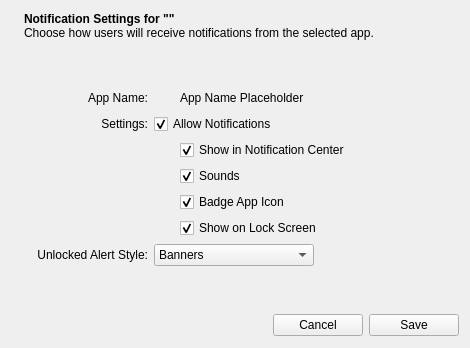
The window that FWAdminLib/Configurator/FindAppForm.ui (fw-dev/translations) describes before a commit, drawn with Qt 5.
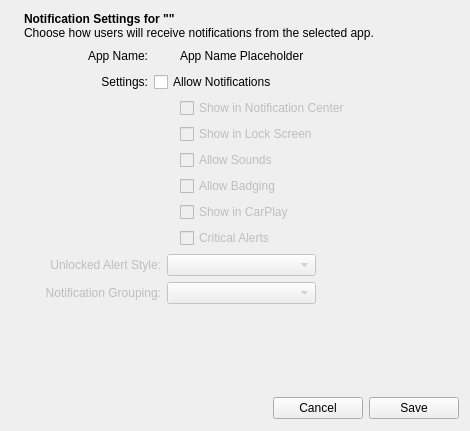
The same window after the commit. The open tabs and pages were chosen to show the change. Icons and pictures are not drawn. Custom widgets are drawn as their Qt base class.

The edit to the form file:
```diff
--- a/FWAdminLib/Configurator/FindAppForm.ui
+++ b/FWAdminLib/Configurator/FindAppForm.ui
@@ -7,7 +7,7 @@
     <x>0</x>
     <y>0</y>
     <width>470</width>
-    <height>348</height>
+    <height>431</height>
    </rect>
   </property>
   <property name="sizePolicy">
@@ -234,7 +234,17 @@
        <property name="bottomMargin">
         <number>0</number>
        </property>
-       <item row="10" column="0" colspan="4">
+       <item row="1" column="0">
+        <widget class="QLabel" name="labelAppName">
+         <property name="text">
+          <string>App Name:</string>
+         </property>
+         <property name="alignment">
+          <set>Qt::AlignRight|Qt::AlignTrailing|Qt::AlignVCenter</set>
+         </property>
+        </widget>
+       </item>
+       <item row="11" column="0" colspan="4">
         <layout class="QHBoxLayout" name="horizontalLayout_5">
          <item>
           <spacer name="horizontalSpacer_3">
@@ -342,142 +352,11 @@
          </item>
         </layout>
        </item>
-       <item row="3" column="0">
-        <widget class="QLabel" name="labelSettings">
-         <property name="text">
-          <string>Settings:</string>
-         </property>
-         <property name="alignment">
-          <set>Qt::AlignRight|Qt::AlignTrailing|Qt::AlignVCenter</set>
-         </property>
-        </widget>
-       </item>
-       <item row="9" column="0">
-        <spacer name="verticalSpacer_2">
-         <property name="orientation">
-          <enum>Qt::Vertical</enum>
-         </property>
-         <property name="sizeHint" stdset="0">
-          <size>
-           <width>20</width>
-           <height>40</height>
-          </size>
-         </property>
-        </spacer>
-       </item>
-       <item row="2" column="1">
-        <widget class="QLabel" name="labelAppIcon">
-         <property name="minimumSize">
-          <size>
-           <width>20</width>
-           <height>20</height>
-          </size>
-         </property>
-         <property name="maximumSize">
-          <size>
-           <width>20</width>
-           <height>20</height>
-          </size>
-         </property>
-         <property name="text">
-          <string/>
-         </property>
-         <property name="scaledContents">
-          <bool>true</bool>
-         </property>
-        </widget>
-       </item>
-       <item row="3" column="1" colspan="2">
-        <widget class="QCheckBox" name="checkBoxAllowNotifications">
-         <property name="text">
-          <string>Allow Notifications</string>
-         </property>
-         <property name="checked">
-          <bool>true</bool>
-         </property>
-        </widget>
-       </item>
-       <item row="8" column="1" colspan="2">
-        <widget class="QComboBox" name="comboAlertStyle">
-         <property name="sizePolicy">
-          <sizepolicy hsizetype="Fixed" vsizetype="Fixed">
-           <horstretch>0</horstretch>
-           <verstretch>0</verstretch>
-          </sizepolicy>
-         </property>
-         <property name="minimumSize">
-          <size>
-           <width>160</width>
-           <height>0</height>
-          </size>
-         </property>
-         <property name="currentIndex">
-          <number>1</number>
-         </property>
-         <property name="maxVisibleItems">
-          <number>10</number>
-         </property>
-         <property name="sizeAdjustPolicy">
-          <enum>QComboBox::AdjustToContents</enum>
-         </property>
-         <item>
-          <property name="text">
-           <string>None</string>
-          </property>
-         </item>
-         <item>
-          <property name="text">
-           <string>Banners</string>
-          </property>
-         </item>
-         <item>
-          <property name="text">
-           <string>Alerts</string>
-          </property>
-         </item>
-        </widget>
-       </item>
-       <item row="2" column="0">
-        <widget class="QLabel" name="labelAppName">
-         <property name="text">
-          <string>App Name:</string>
-         </property>
-         <property name="alignment">
-          <set>Qt::AlignRight|Qt::AlignTrailing|Qt::AlignVCenter</set>
-         </property>
-        </widget>
-       </item>
-       <item row="8" column="0">
-        <widget class="QLabel" name="labelUnlockedAlertStyle">
-         <property name="sizePolicy">
-          <sizepolicy hsizetype="Preferred" vsizetype="Preferred">
-           <horstretch>0</horstretch>
-           <verstretch>0</verstretch>
-          </sizepolicy>
-         </property>
-         <property name="text">
-          <string>Unlocked Alert Style:</string>
-         </property>
-         <property name="alignment">
-          <set>Qt::AlignRight|Qt::AlignTrailing|Qt::AlignVCenter</set>
-         </property>
-        </widget>
-       </item>
-       <item row="1" column="0">
-        <spacer name="verticalSpacer">
-         <property name="orientation">
-          <enum>Qt::Vertical</enum>
-         </property>
-         <property name="sizeHint" stdset="0">
-          <size>
-           <width>20</width>
-           <height>40</height>
-          </size>
-         </property>
-        </spacer>
-       </item>
-       <item row="4" column="2" colspan="2">
+       <item row="3" column="2" colspan="2">
         <widget class="QWidget" name="widgetAllowNotifications" native="true">
+         <property name="enabled">
+          <bool>false</bool>
+         </property>
          <layout class="QVBoxLayout" name="verticalLayout_5">
           <property name="leftMargin">
            <number>0</number>
@@ -496,51 +375,168 @@
             <property name="text">
              <string>Show in Notification Center</string>
             </property>
-            <property name="checked">
-             <bool>true</bool>
+           </widget>
+          </item>
+          <item>
+           <widget class="QCheckBox" name="checkBoxShowOnLockScreen">
+            <property name="text">
+             <string>Show in Lock Screen</string>
             </property>
            </widget>
           </item>
           <item>
            <widget class="QCheckBox" name="checkBoxSounds">
             <property name="text">
-             <string>Sounds</string>
-            </property>
-            <property name="checked">
-             <bool>true</bool>
+             <string>Allow Sounds</string>
             </property>
            </widget>
           </item>
           <item>
            <widget class="QCheckBox" name="checkBoxBadgeAppIcon">
             <property name="text">
-             <string>Badge App Icon</string>
+             <string>Allow Badging</string>
             </property>
-            <property name="checked">
-             <bool>true</bool>
-            </property>
            </widget>
           </item>
           <item>
-           <widget class="QCheckBox" name="checkBoxShowOnLockScreen">
+           <widget class="QCheckBox" name="checkBoxShowInCarPlay">
             <property name="text">
-             <string>Show on Lock Screen</string>
+             <string>Show in CarPlay</string>
             </property>
-            <property name="checked">
-             <bool>true</bool>
+           </widget>
+          </item>
+          <item>
+           <widget class="QCheckBox" name="checkBoxCriticalAlertEnabled">
+            <property name="text">
+             <string>Critical Alerts</string>
             </property>
            </widget>
           </item>
          </layout>
         </widget>
        </item>
-       <item row="2" column="2" colspan="2">
+       <item row="2" column="0">
+        <widget class="QLabel" name="labelSettings">
+         <property name="text">
+          <string>Settings:</string>
+         </property>
+         <property name="alignment">
+          <set>Qt::AlignRight|Qt::AlignTrailing|Qt::AlignVCenter</set>
+         </property>
+        </widget>
+       </item>
+       <item row="2" column="1" colspan="2">
+        <widget class="QCheckBox" name="checkBoxAllowNotifications">
+         <property name="text">
+          <string>Allow Notifications</string>
+         </property>
+         <property name="checked">
+          <bool>false</bool>
+         </property>
+        </widget>
+       </item>
+       <item row="10" column="0">
+        <spacer name="verticalSpacer">
+         <property name="orientation">
+          <enum>Qt::Vertical</enum>
+         </property>
+         <property name="sizeHint" stdset="0">
+          <size>
+           <width>20</width>
+           <height>40</height>
+          </size>
+         </property>
+        </spacer>
+       </item>
+       <item row="1" column="2" colspan="2">
         <widget class="QLabel" name="labelAppNamePlaceholder">
          <property name="text">
           <string>App Name Placeholder</string>
          </property>
         </widget>
        </item>
+       <item row="1" column="1">
+        <widget class="QLabel" name="labelAppIcon">
+         <property name="minimumSize">
+          <size>
+           <width>20</width>
+           <height>20</height>
+          </size>
+         </property>
+         <property name="maximumSize">
+          <size>
+           <width>20</width>
+           <height>20</height>
+          </size>
+         </property>
+         <property name="text">
+          <string/>
+         </property>
+         <property name="scaledContents">
+          <bool>true</bool>
+         </property>
+        </widget>
+       </item>
+       <item row="7" column="0" colspan="3">
+        <widget class="QWidget" name="widgetAllowNotifications2" native="true">
+         <property name="enabled">
+          <bool>false</bool>
+         </property>
+         <layout class="QGridLayout" name="gridLayout_2">
+          <property name="leftMargin">
+           <number>0</number>
+          </property>
+          <property name="topMargin">
+           <number>0</number>
+          </property>
+          <property name="rightMargin">
+           <number>0</number>
+          </property>
+          <property name="bottomMargin">
+           <number>0</number>
+          </property>
+          <item row="0" column="1">
+           <widget class="QComboBox" name="comboAlertStyle">
+            <property name="currentIndex">
+             <number>-1</number>
+            </property>
+            <property name="maxVisibleItems">
+             <number>10</number>
+            </property>
+           </widget>
+          </item>
+          <item row="0" column="0">
+           <widget class="QLabel" name="labelUnlockedAlertStyle">
+            <property name="sizePolicy">
+             <sizepolicy hsizetype="Preferred" vsizetype="Preferred">
+              <horstretch>0</horstretch>
+              <verstretch>0</verstretch>
+             </sizepolicy>
+            </property>
+            <property name="text">
+             <string>Unlocked Alert Style:</string>
+            </property>
+            <property name="alignment">
+             <set>Qt::AlignRight|Qt::AlignTrailing|Qt::AlignVCenter</set>
+            </property>
+           </widget>
+          </item>
+          <item row="1" column="0">
+           <widget class="QLabel" name="label_3">
+            <property name="text">
+             <string>Notification Grouping:</string>
+            </property>
+            <property name="alignment">
+             <set>Qt::AlignRight|Qt::AlignTrailing|Qt::AlignVCenter</set>
+            </property>
+           </widget>
+          </item>
+          <item row="1" column="1">
+           <widget class="QComboBox" name="comboGroupingType"/>
+          </item>
+         </layout>
+        </widget>
+       </item>
       </layout>
      </widget>
     </widget>
```
Left out of the diff: 2 changed lines with no effect on the pictures.
